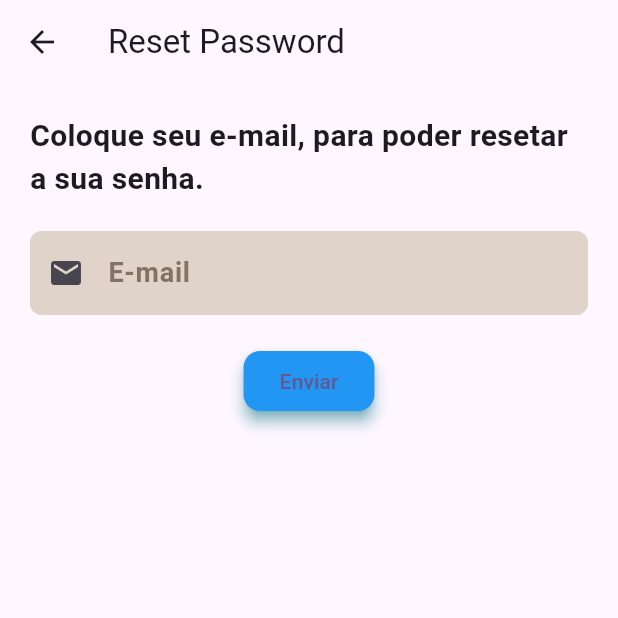
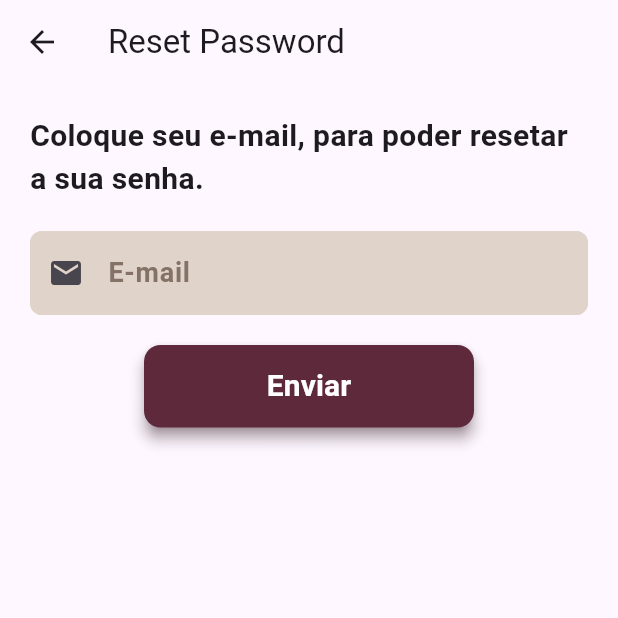
Before and after one commit to waFerreiraa/Software-Juridico, a Flutter app: the ResetPass screen opened directly, on a phone screen of 412 x 824 dp, the top half of it. Run offline on Flutter 3.47's test engine with Material 3 defaults, Android fonts, the phone set to English and light mode, and no system bars; our stand-ins replace firebase_auth, firebase_core; accounts and stored records are empty.

Commit message:
mudança do reset senha

```diff
--- a/lib/main.dart
+++ b/lib/main.dart
@@ -4,7 +4,6 @@ import 'package:firebase_auth/firebase_auth.dart';
 import 'package:flutter/material.dart';
 
 import 'package:firebase_core/firebase_core.dart';
-import 'package:jurisolutions/navegacao/reset_senha.dart';
 import 'firebase_options.dart';
 
 void main() async {
--- a/lib/navegacao/login.dart
+++ b/lib/navegacao/login.dart
@@ -145,6 +145,7 @@ class _LoginPageState extends State<LoginPage> {
               style: TextStyle(
                 fontSize: inputFontSize,
                 fontWeight: FontWeight.bold,
+                color: const Color.fromARGB(255, 69, 68, 68),
               ),
             ),
           ),
--- a/lib/navegacao/reset_senha.dart
+++ b/lib/navegacao/reset_senha.dart
@@ -54,7 +54,10 @@ class ResetPass extends StatelessWidget {
                   decoration: meuInputDecoration("E-mail", Icons.email),
                 ),
                 SizedBox(height: 20),
-                ElevatedButton(
+                SizedBox(
+                  width: 220,
+                  height: 55,
+                  child: ElevatedButton(
                     onPressed: () {
                       Navigator.pushReplacement(
                         context,
@@ -64,13 +67,21 @@ class ResetPass extends StatelessWidget {
                     style: ElevatedButton.styleFrom(
                       minimumSize: Size(10, 40),
                       elevation: 4,
-                    shadowColor: Colors.cyan,
-                    backgroundColor: Colors.blue,
+                      shadowColor: const Color.fromARGB(255, 79, 30, 46),
+                      backgroundColor: const Color(0xff5E293B),
                       shape: RoundedRectangleBorder(
                         borderRadius: BorderRadius.circular(11),
                       ),
                     ),
-                  child: Text("Enviar"),
+                    child: Text(
+                      "Enviar",
+                      style: TextStyle(
+                        fontSize: 20,
+                        fontWeight: FontWeight.bold,
+                        color: Colors.white,
+                      ),
+                    ),
+                  ),
                 ),
               ],
             ),
```
Lines whose indentation alone changed are shown as unchanged.
